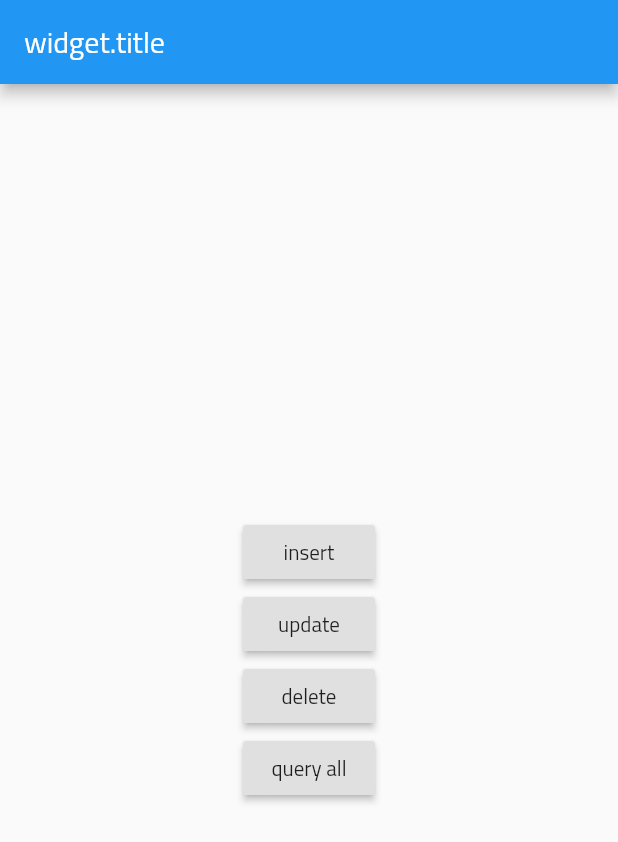
After one commit to ShadyZekry/learn-arabic, a Flutter app: the screen it shows after launch, on a phone screen of 412 x 824 dp. The commit adds this screen. Shown: the top 842 px of the screen. Run offline on Flutter 3.47's test engine with Material 2 defaults, Android fonts, the phone set to English and light mode, and no system bars; our stand-ins replace sqflite; accounts and stored records are empty.

```diff
--- /dev/null
+++ b/lib/home_screen.dart
@@ -0,0 +1,62 @@
+import 'package:flutter/material.dart';
+import 'package:learn_arabic/helpers/database_helper.dart';
+import 'package:learn_arabic/helpers/database_manager.dart';
+
+class HomeScreen extends StatefulWidget {
+  @override
+  _HomeScreenState createState() => _HomeScreenState();
+}
+
+class _HomeScreenState extends State<HomeScreen> {
+  @override
+  Widget build(BuildContext context) {
+    return Scaffold(
+      appBar: AppBar(
+        title: Text("widget.title"),
+      ),
+      body: Center(
+        child: Column(
+          mainAxisSize: MainAxisSize.min,
+          children: [
+            RaisedButton(
+              child: Text("insert"),
+              onPressed: () {
+                DatabaseHelper.instance.insert(
+                  "progress",
+                  {"letter": "أ", "pass": false},
+                );
+              },
+            ),
+            RaisedButton(
+              child: Text("update"),
+              onPressed: () {
+                DatabaseHelper.instance.update(
+                  "progress",
+                  "letter",
+                  "أ",
+                  {"pass": true},
+                );
+              },
+            ),
+            RaisedButton(
+              child: Text("delete"),
+              onPressed: () {
+                DatabaseHelper.instance.delete(
+                  "progress",
+                  "pass",
+                  false,
+                );
+              },
+            ),
+            RaisedButton(
+              child: Text("query all"),
+              onPressed: () async {
+                print(await DatabaseManager.getProgress());
+              },
+            ),
+          ],
+        ),
+      ),
+    );
+  }
+}
```
Also changed, not shown: lib/main.dart (+1 -75 lines).
